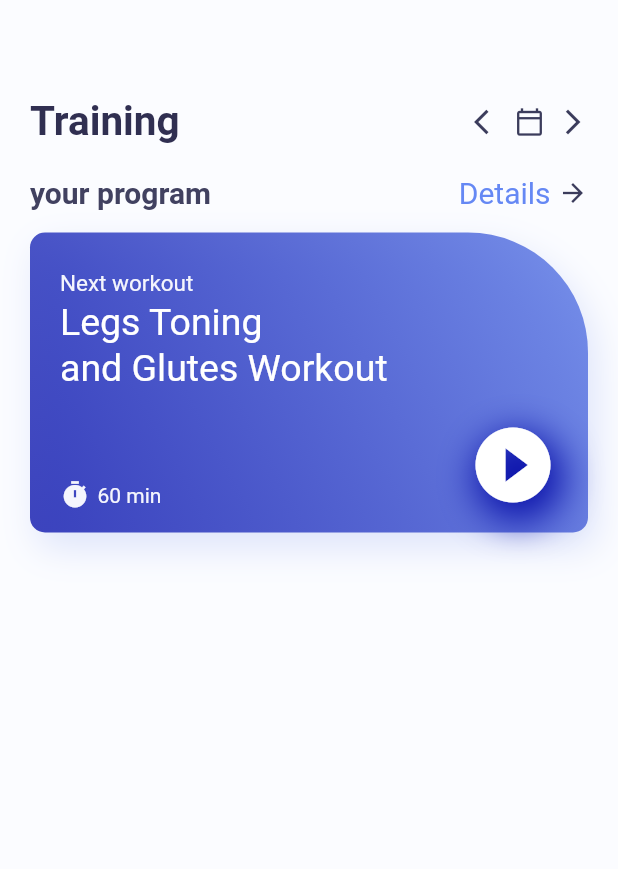
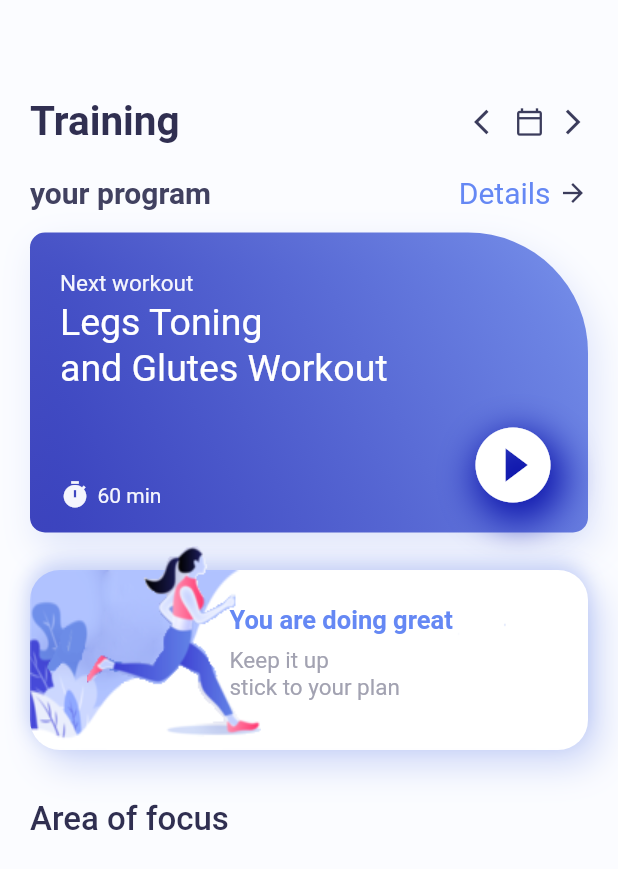
Before and after one commit to Demon4261/flutter_vedio_player, a Flutter app: the screen it shows after launch, on a phone screen of 412 x 824 dp. Shown: the top 869 px of the screen. Run offline on Flutter 3.47's test engine with Material 2 defaults, Android fonts, the phone set to English and light mode, and no system bars.

Commit message:
day 2 completed

```diff
--- a/lib/home_page.dart
+++ b/lib/home_page.dart
@@ -1,3 +1,6 @@
+import 'dart:ui';
+
+import 'package:flutter/foundation.dart';
 import 'package:flutter/material.dart';
 import 'colors.dart' as color;
 
@@ -172,12 +175,94 @@
                                 color: color.AppColor.homePageContainerTextBig,
                                 size: 60,
                               ),
-                            )
+                            ),
                           ],
                         )
                       ],
                     ),
-                  ))
+                  )),
+              const SizedBox(
+                height: 5,
+              ),
+              Stack(children: [
+                Container(
+                  width: MediaQuery.of(context).size.width,
+                  margin: const EdgeInsets.only(top: 20),
+                  height: 120,
+                  decoration: BoxDecoration(
+                      borderRadius: BorderRadius.circular(20),
+                      image: const DecorationImage(
+                        image: AssetImage("assets/card.jpg"),
+                        fit: BoxFit.fill,
+                      ),
+                      boxShadow: [
+                        BoxShadow(
+                          color: color.AppColor.gradientSecond.withOpacity(0.3),
+                          offset: const Offset(8, 10),
+                          blurRadius: 20.0,
+                        ),
+                        BoxShadow(
+                          color: color.AppColor.gradientSecond.withOpacity(0.3),
+                          offset: const Offset(-1, -5),
+                          blurRadius: 10,
+                        )
+                      ]),
+                ),
+                Container(
+                  width: MediaQuery.of(context).size.width,
+                  height: 135,
+                  margin: const EdgeInsets.only(bottom: 30, right: 180),
+                  decoration: BoxDecoration(
+                    // color: Colors.redAccent.withOpacity(0.2),
+                    borderRadius: BorderRadius.circular(20),
+                    image: const DecorationImage(
+                      image: AssetImage("assets/figure.png"),
+                      // fit: BoxFit.fill,
+                    ),
+                  ),
+                ),
+                Container(
+                  height: 100,
+                  width: double.infinity,
+                  // color: Colors.redAccent.withOpacity(0.3),
+                  margin: const EdgeInsets.only(top: 43, bottom: 30, left: 133),
+                  child: Column(
+                    crossAxisAlignment: CrossAxisAlignment.start,
+                    children: [
+                      Text(
+                        "You are doing great",
+                        style: TextStyle(
+                            fontSize: 17,
+                            fontWeight: FontWeight.bold,
+                            color: color.AppColor.homePageDetail),
+                      ),
+                      const SizedBox(
+                        height: 8,
+                      ),
+                      RichText(
+                          text: TextSpan(
+                              text: "Keep it up\n",
+                              style: TextStyle(
+                                  fontSize: 15,
+                                  color: color.AppColor.homePagePlanColor),
+                              children: const [
+                            TextSpan(text: "stick to your plan")
+                          ]))
+                    ],
+                  ),
+                )
+              ]),
+              Row(
+                children: [
+                  Text(
+                    "Area of focus",
+                    style: TextStyle(
+                        color: color.AppColor.homePageTitle,
+                        fontSize: 22,
+                        fontWeight: FontWeight.w500),
+                  )
+                ],
+              )
             ],
           )),
     );
```
Also changed, not shown: pubspec.yaml (+3 -5 lines), assets/card.jpg (added), assets/ex1.png (added), assets/ex2.png (added), assets/ex3.png (added), assets/ex4.png (added), assets/figure.png (added), assets/figure1.png (added), assets/squat1.jpg (added), assets/squat3.jpg (added), assets/squat4.jpg (added), 1 other file.
